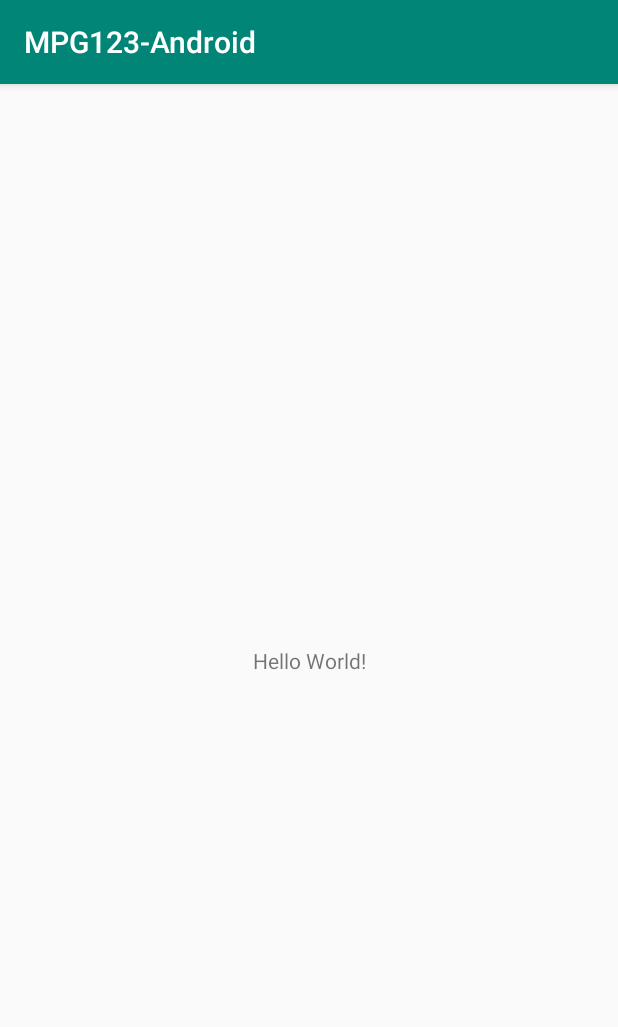
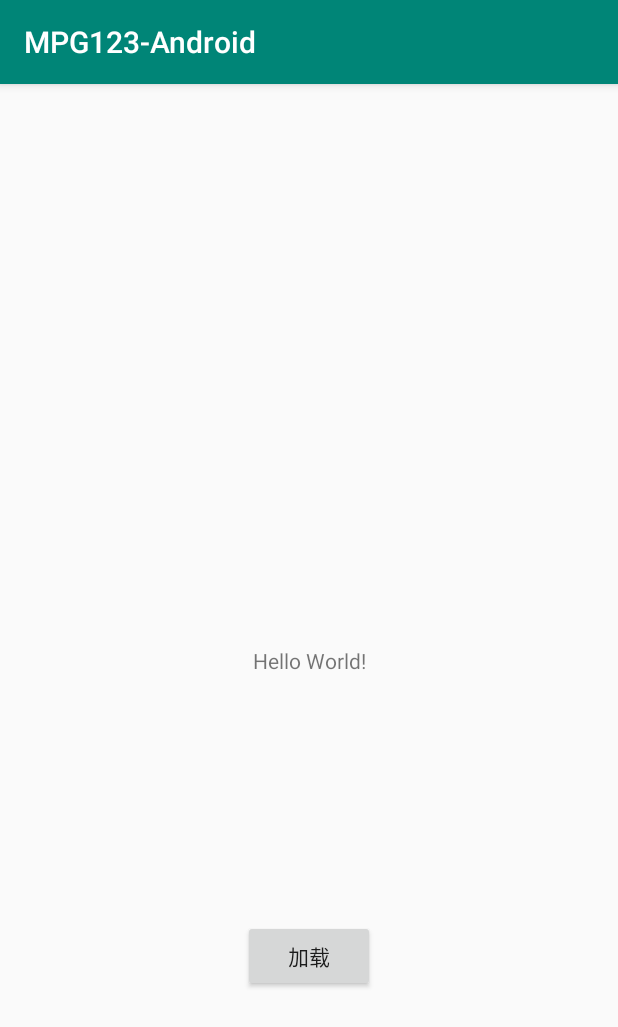
Before and after one commit to rosuH/MPG123-Android, an Android app: the screen it shows after launch (MainActivity), on a phone screen of 412 x 824 dp. Shown: the top 1027 px of the screen. Run offline under Robolectric (Android 15) with nearby library versions, the phone set to English and light mode, and no system bars.

Commit message:
:bug: :art: [Fix] - JNI method error
[Add]
- Demo

```diff
--- a/app/src/main/AndroidManifest.xml
+++ b/app/src/main/AndroidManifest.xml
@@ -1,6 +1,9 @@
 <?xml version="1.0" encoding="utf-8"?>
 <manifest xmlns:android="http://schemas.android.com/apk/res/android"
     package="me.rosuh.decoder">
+
+    <uses-permission android:name="android.permission.WRITE_EXTERNAL_STORAGE"/>
+    <uses-permission android:name="android.permission.READ_EXTERNAL_STORAGE"/>
 
     <application
         android:allowBackup="true"
--- a/app/src/main/java/me/rosuh/decoder/MPG123.java
+++ b/app/src/main/java/me/rosuh/decoder/MPG123.java
@@ -2,7 +2,7 @@ package me.rosuh.decoder;
 
 public class MPG123{
 	static {
-		System.loadLibrary("libmpg123");
+		System.loadLibrary("mpg123");
 		MPG123.init();
 	}
 
--- a/app/src/main/java/me/rosuh/decoder/MainActivity.kt
+++ b/app/src/main/java/me/rosuh/decoder/MainActivity.kt
@@ -2,6 +2,9 @@ package me.rosuh.decoder
 
 import androidx.appcompat.app.AppCompatActivity
 import android.os.Bundle
+import android.util.Log
+import kotlinx.android.synthetic.main.activity_main.*
+import java.io.File
 
 class MainActivity : AppCompatActivity() {
 
@@ -9,5 +12,10 @@ class MainActivity : AppCompatActivity() {
         super.onCreate(savedInstanceState)
         setContentView(R.layout.activity_main)
 
+        btn.setOnClickListener {
+            val url = LocalMusicUtils.loadFileData(this)
+            Log.i("MainActivity", url)
+            tv.text = MPG123(url).duration.toString()
+        }
     }
 }
--- a/app/src/main/res/layout/activity_main.xml
+++ b/app/src/main/res/layout/activity_main.xml
@@ -7,6 +7,7 @@
     tools:context=".MainActivity">
 
     <TextView
+        android:id="@+id/tv"
         android:layout_width="wrap_content"
         android:layout_height="wrap_content"
         android:text="Hello World!"
@@ -15,4 +16,14 @@
         app:layout_constraintRight_toRightOf="parent"
         app:layout_constraintTop_toTopOf="parent" />
 
+    <Button
+        android:id="@+id/btn"
+        android:text="加载"
+        android:layout_width="wrap_content"
+        android:layout_height="wrap_content"
+        app:layout_constraintBottom_toBottomOf="parent"
+        app:layout_constraintEnd_toEndOf="parent"
+        app:layout_constraintStart_toStartOf="parent"
+        app:layout_constraintTop_toBottomOf="@+id/tv"/>
+
 </androidx.constraintlayout.widget.ConstraintLayout>
```
Also changed, not shown: app/src/main/java/me/rosuh/decoder/LocalMusicUtils.kt (added, +35 -0 lines), 6 other files.
